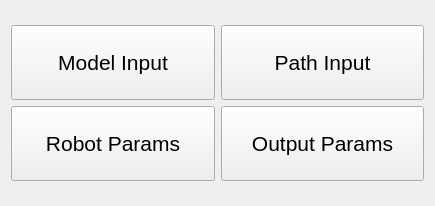
First picture: the form in framefab_gui/src/uis/params_submenu.ui, repository yijiangh/choreo, before the edit.
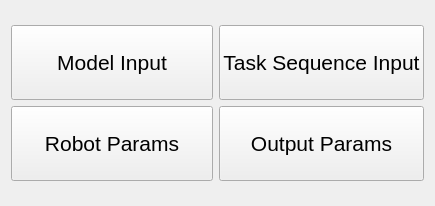
Second picture: the form after the edit.

Commit message: refactor ui - output save dir and task sequence (replace the term path).

Diff of the .ui file:
```diff
--- a/framefab_gui/src/uis/params_submenu.ui
+++ b/framefab_gui/src/uis/params_submenu.ui
@@ -72,7 +72,7 @@
         </font>
        </property>
        <property name="text">
-        <string>Path Input</string>
+        <string>Task Sequence Input</string>
        </property>
       </widget>
      </item>
```
Left out of the diff: 4 changed lines with no effect on the pictures. The commit also changes 46 other files.
